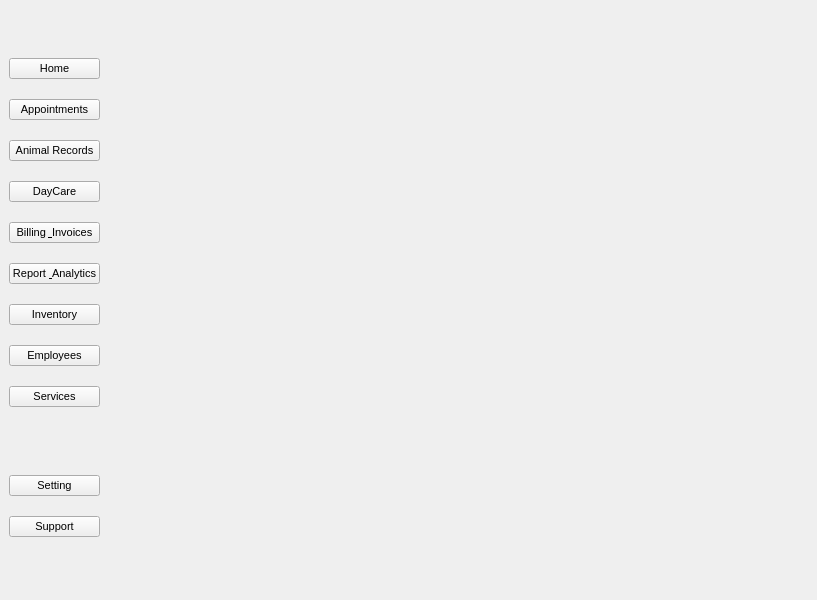
ASNaeem/Simple-VCMS, file MainUI.ui: the form before one commit.
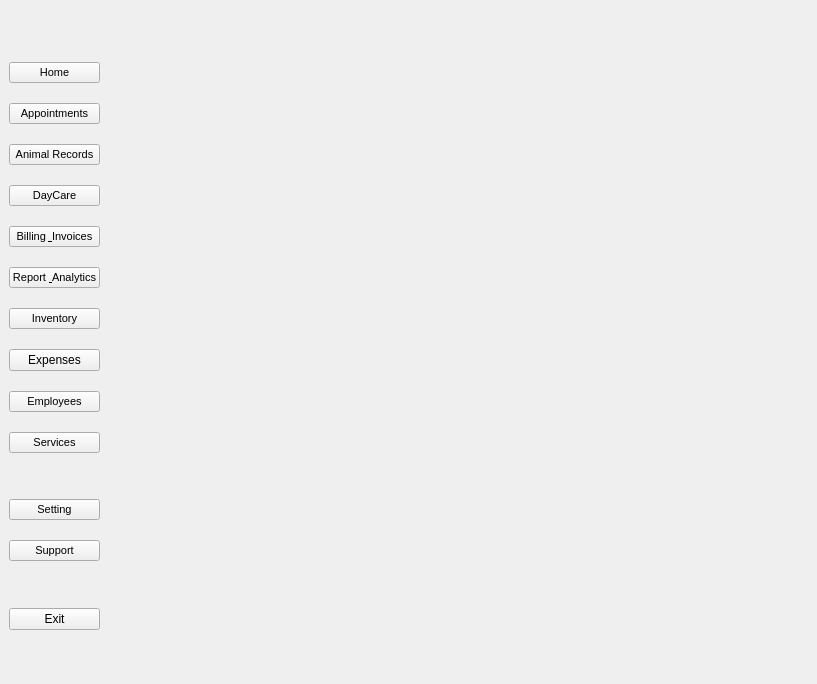
The form after the commit. Icons and pictures are not drawn.

The edit to the form file:
```diff
--- a/MainUI.ui
+++ b/MainUI.ui
@@ -7,16 +7,16 @@
     <x>0</x>
     <y>0</y>
     <width>817</width>
-    <height>600</height>
+    <height>684</height>
    </rect>
   </property>
   <property name="windowTitle">
    <string>VCMS || Dashboard</string>
   </property>
   <widget class="QWidget" name="centralwidget">
-   <layout class="QHBoxLayout" name="horizontalLayout" stretch="10,90">
-    <item>
-     <layout class="QGridLayout" name="gridLayout" rowstretch="0,0,0,0,0,0,0,0,0,0,0,0,0,0,0">
+   <layout class="QGridLayout" name="gridLayout_2">
+    <item row="0" column="0">
+     <layout class="QGridLayout" name="gridLayout" rowstretch="0,0,0,0,0,0,0,0,0,0,0,0,0,0,0,0,0,0">
       <property name="leftMargin">
        <number>0</number>
       </property>
@@ -27,13 +27,13 @@
        <number>5</number>
       </property>
       <property name="bottomMargin">
-       <number>5</number>
+       <number>45</number>
       </property>
       <property name="verticalSpacing">
        <number>20</number>
       </property>
-      <item row="13" column="0">
-       <widget class="QPushButton" name="button_support">
+      <item row="11" column="0">
+       <widget class="QPushButton" name="button_employees">
         <property name="font">
          <font>
           <family>Tahoma</family>
@@ -43,11 +43,24 @@
          </font>
         </property>
         <property name="text">
-         <string>Support</string>
+         <string>Employees</string>
         </property>
        </widget>
       </item>
-      <item row="10" column="0">
+      <item row="1" column="0">
+       <spacer name="verticalSpacer">
+        <property name="orientation">
+         <enum>Qt::Vertical</enum>
+        </property>
+        <property name="sizeHint" stdset="0">
+         <size>
+          <width>20</width>
+          <height>40</height>
+         </size>
+        </property>
+       </spacer>
+      </item>
+      <item row="12" column="0">
        <widget class="QPushButton" name="button_services">
         <property name="font">
          <font>
@@ -62,7 +75,35 @@
         </property>
        </widget>
       </item>
-      <item row="4" column="0">
+      <item row="13" column="0">
+       <spacer name="verticalSpacer_3">
+        <property name="orientation">
+         <enum>Qt::Vertical</enum>
+        </property>
+        <property name="sizeHint" stdset="0">
+         <size>
+          <width>20</width>
+          <height>40</height>
+         </size>
+        </property>
+       </spacer>
+      </item>
+      <item row="8" column="0">
+       <widget class="QPushButton" name="button_analytics">
+        <property name="font">
+         <font>
+          <family>Tahoma</family>
+          <pointsize>8</pointsize>
+          <weight>50</weight>
+          <bold>false</bold>
+         </font>
+        </property>
+        <property name="text">
+         <string>Report &amp; Analytics</string>
+        </property>
+       </widget>
+      </item>
+      <item row="5" column="0">
        <widget class="QPushButton" name="button_animal">
         <property name="font">
          <font>
@@ -77,78 +118,7 @@
         </property>
        </widget>
       </item>
-      <item row="9" column="0">
-       <widget class="QPushButton" name="button_employees">
-        <property name="font">
-         <font>
-          <family>Tahoma</family>
-          <pointsize>8</pointsize>
-          <weight>50</weight>
-          <bold>false</bold>
-         </font>
-        </property>
-        <property name="text">
-         <string>Employees</string>
-        </property>
-       </widget>
-      </item>
-      <item row="14" column="0">
-       <spacer name="verticalSpacer_2">
-        <property name="orientation">
-         <enum>Qt::Vertical</enum>
-        </property>
-        <property name="sizeHint" stdset="0">
-         <size>
-          <width>20</width>
-          <height>40</height>
-         </size>
-        </property>
-       </spacer>
-      </item>
-      <item row="11" column="0">
-       <spacer name="verticalSpacer_3">
-        <property name="orientation">
-         <enum>Qt::Vertical</enum>
-        </property>
-        <property name="sizeHint" stdset="0">
-         <size>
-          <width>20</width>
-          <height>40</height>
-         </size>
-        </property>
-       </spacer>
-      </item>
       <item row="3" column="0">
-       <widget class="QPushButton" name="button_appointments">
-        <property name="font">
-         <font>
-          <family>Tahoma</family>
-          <pointsize>8</pointsize>
-          <weight>50</weight>
-          <bold>false</bold>
-         </font>
-        </property>
-        <property name="text">
-         <string>Appointments</string>
-        </property>
-       </widget>
-      </item>
-      <item row="12" column="0">
-       <widget class="QPushButton" name="button_setting">
-        <property name="font">
-         <font>
-          <family>Tahoma</family>
-          <pointsize>8</pointsize>
-          <weight>50</weight>
-          <bold>false</bold>
-         </font>
-        </property>
-        <property name="text">
-         <string>Setting</string>
-        </property>
-       </widget>
-      </item>
-      <item row="2" column="0">
        <widget class="QPushButton" name="button_home">
         <property name="font">
          <font>
@@ -167,7 +137,57 @@
         </property>
        </widget>
       </item>
-      <item row="8" column="0">
+      <item row="7" column="0">
+       <widget class="QPushButton" name="button_billing">
+        <property name="font">
+         <font>
+          <family>Tahoma</family>
+          <pointsize>8</pointsize>
+          <weight>50</weight>
+          <bold>false</bold>
+         </font>
+        </property>
+        <property name="text">
+         <string>Billing &amp; Invoices</string>
+        </property>
+       </widget>
+      </item>
+      <item row="14" column="0">
+       <widget class="QPushButton" name="button_setting">
+        <property name="font">
+         <font>
+          <family>Tahoma</family>
+          <pointsize>8</pointsize>
+          <weight>50</weight>
+          <bold>false</bold>
+         </font>
+        </property>
+        <property name="text">
+         <string>Setting</string>
+        </property>
+       </widget>
+      </item>
+      <item row="17" column="0">
+       <widget class="QPushButton" name="button_exit">
+        <property name="text">
+         <string>Exit</string>
+        </property>
+       </widget>
+      </item>
+      <item row="16" column="0">
+       <spacer name="verticalSpacer_2">
+        <property name="orientation">
+         <enum>Qt::Vertical</enum>
+        </property>
+        <property name="sizeHint" stdset="0">
+         <size>
+          <width>20</width>
+          <height>40</height>
+         </size>
+        </property>
+       </spacer>
+      </item>
+      <item row="9" column="0">
        <widget class="QPushButton" name="button_inventory">
         <property name="font">
          <font>
@@ -182,37 +202,22 @@
         </property>
        </widget>
       </item>
+      <item row="4" column="0">
+       <widget class="QPushButton" name="button_appointments">
+        <property name="font">
+         <font>
+          <family>Tahoma</family>
+          <pointsize>8</pointsize>
+          <weight>50</weight>
+          <bold>false</bold>
+         </font>
+        </property>
+        <property name="text">
+         <string>Appointments</string>
+        </property>
+       </widget>
+      </item>
       <item row="6" column="0">
-       <widget class="QPushButton" name="button_billing">
-        <property name="font">
-         <font>
-          <family>Tahoma</family>
-          <pointsize>8</pointsize>
-          <weight>50</weight>
-          <bold>false</bold>
-         </font>
-        </property>
-        <property name="text">
-         <string>Billing &amp; Invoices</string>
-        </property>
-       </widget>
-      </item>
-      <item row="7" column="0">
-       <widget class="QPushButton" name="button_analytics">
-        <property name="font">
-         <font>
-          <family>Tahoma</family>
-          <pointsize>8</pointsize>
-          <weight>50</weight>
-          <bold>false</bold>
-         </font>
-        </property>
-        <property name="text">
-         <string>Report &amp; Analytics</string>
-        </property>
-       </widget>
-      </item>
-      <item row="5" column="0">
        <widget class="QPushButton" name="button_daycare">
         <property name="font">
          <font>
@@ -227,8 +232,30 @@
         </property>
        </widget>
       </item>
-      <item row="1" column="0">
-       <spacer name="verticalSpacer">
+      <item row="10" column="0">
+       <widget class="QPushButton" name="button_expenses">
+        <property name="text">
+         <string>Expenses</string>
+        </property>
+       </widget>
+      </item>
+      <item row="15" column="0">
+       <widget class="QPushButton" name="button_support">
+        <property name="font">
+         <font>
+          <family>Tahoma</family>
+          <pointsize>8</pointsize>
+          <weight>50</weight>
+          <bold>false</bold>
+         </font>
+        </property>
+        <property name="text">
+         <string>Support</string>
+        </property>
+       </widget>
+      </item>
+      <item row="2" column="0">
+       <spacer name="verticalSpacer_4">
         <property name="orientation">
          <enum>Qt::Vertical</enum>
         </property>
@@ -242,7 +269,7 @@
       </item>
      </layout>
     </item>
-    <item>
+    <item row="0" column="1">
      <widget class="QStackedWidget" name="stackedWidget">
       <property name="currentIndex">
        <number>-1</number>
```
